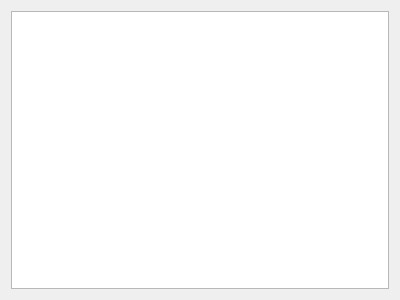
Before: the Qt Designer form pep9asm/asmtracepane.ui in StanWarford/pep9suite, drawn with Qt 5.
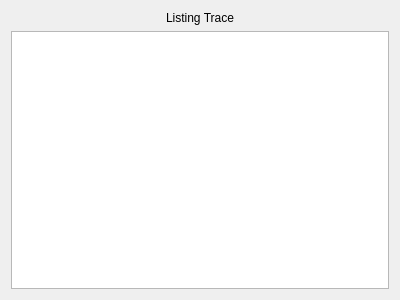
After: the same form once the commit is applied. Custom widgets are drawn as their Qt base class.

Commit message:
Add title label to trace pane.
Add a highlightable title label to assembler trace pane.
Fix formatting in memory dump pane header.

```diff
--- a/pep9asm/asmtracepane.ui
+++ b/pep9asm/asmtracepane.ui
@@ -14,13 +14,87 @@
    <string>Form</string>
   </property>
   <layout class="QGridLayout" name="gridLayout">
-   <item row="0" column="0">
+   <item row="1" column="0">
     <widget class="AsmTraceTextEdit" name="tracePaneTextEdit">
      <property name="readOnly">
       <bool>true</bool>
      </property>
     </widget>
    </item>
+   <item row="0" column="0">
+    <widget class="QLabel" name="label">
+     <property name="palette">
+      <palette>
+       <active>
+        <colorrole role="Base">
+         <brush brushstyle="SolidPattern">
+          <color alpha="255">
+           <red>255</red>
+           <green>255</green>
+           <blue>255</blue>
+          </color>
+         </brush>
+        </colorrole>
+        <colorrole role="Window">
+         <brush brushstyle="SolidPattern">
+          <color alpha="255">
+           <red>106</red>
+           <green>173</green>
+           <blue>246</blue>
+          </color>
+         </brush>
+        </colorrole>
+       </active>
+       <inactive>
+        <colorrole role="Base">
+         <brush brushstyle="SolidPattern">
+          <color alpha="255">
+           <red>255</red>
+           <green>255</green>
+           <blue>255</blue>
+          </color>
+         </brush>
+        </colorrole>
+        <colorrole role="Window">
+         <brush brushstyle="SolidPattern">
+          <color alpha="255">
+           <red>106</red>
+           <green>173</green>
+           <blue>246</blue>
+          </color>
+         </brush>
+        </colorrole>
+       </inactive>
+       <disabled>
+        <colorrole role="Base">
+         <brush brushstyle="SolidPattern">
+          <color alpha="255">
+           <red>106</red>
+           <green>173</green>
+           <blue>246</blue>
+          </color>
+         </brush>
+        </colorrole>
+        <colorrole role="Window">
+         <brush brushstyle="SolidPattern">
+          <color alpha="255">
+           <red>106</red>
+           <green>173</green>
+           <blue>246</blue>
+          </color>
+         </brush>
+        </colorrole>
+       </disabled>
+      </palette>
+     </property>
+     <property name="text">
+      <string>Listing Trace</string>
+     </property>
+     <property name="alignment">
+      <set>Qt::AlignCenter</set>
+     </property>
+    </widget>
+   </item>
   </layout>
  </widget>
  <customwidgets>
```
The commit also changes 3 other files.
